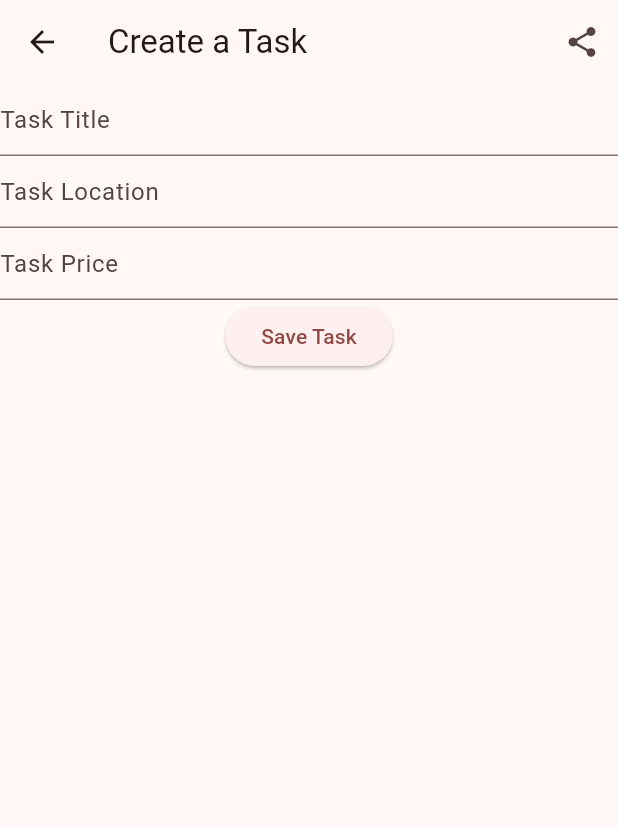
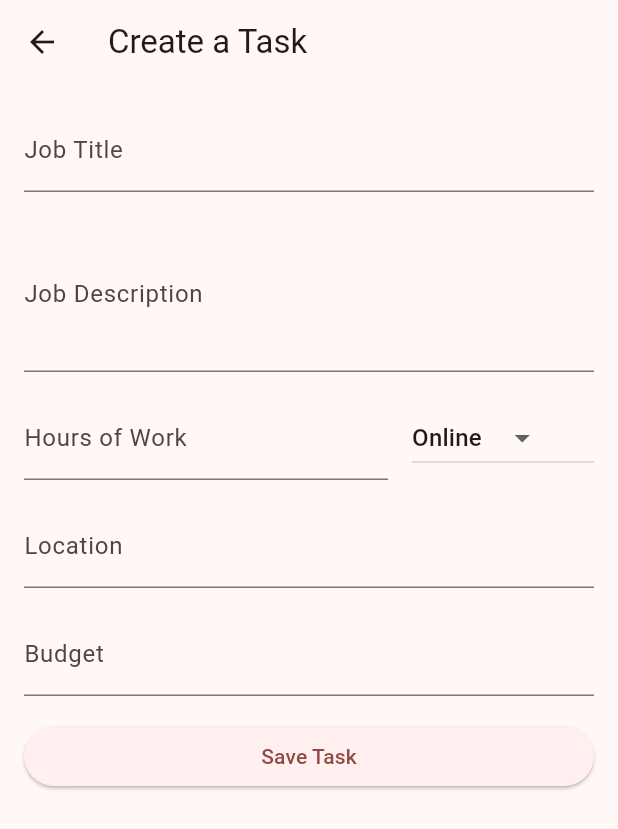
Before and after one commit to alfen-yu/timetrader, a Flutter app: the CRUDTaskView screen opened by its route, on a phone screen of 412 x 824 dp. Shown: the top 829 px of the screen. Run offline on Flutter 3.47's test engine with Material 3 defaults, Android fonts, the light colour scheme and no system bars; our stand-ins replace cloud_firestore, firebase_auth, firebase_core, firebase_storage, image_picker, intl_phone_field and 1 more; accounts and stored records are empty; generated files the repository leaves out were written again.

Commit message:
handling tasks categories

```diff
--- a/lib/services/cloud/cloud_storage_constants.dart
+++ b/lib/services/cloud/cloud_storage_constants.dart
@@ -17,3 +17,8 @@ const statusFieldName = 'status';
 const priceFieldName = 'price';
 const commentsFieldName = 'comments';
 const offersFieldName = 'offers';
+const categoryFieldName = 'category';
+const descriptionFieldName = 'description';
+const hoursFieldName = 'hours';
+const budgetFieldName = 'budget';
+const jobTypeFieldName = 'jobType';
--- a/lib/services/cloud/firebase_cloud_storage.dart
+++ b/lib/services/cloud/firebase_cloud_storage.dart
@@ -113,21 +113,30 @@ class FirebaseCloudStorage {
   Future<CloudTask> createNewTask({
     required String ownerUserId,
     required String title,
+    required String description,
+    required String hours,
     required String location,
+    required int budget,
+    required String jobType,
+    required String? category,
     required bool status,
-    required int price,
   }) async {
     try {
       final document = await tasks.add({
         ownerUserIdFieldName: ownerUserId,
         titleFieldName: title,
+        descriptionFieldName: description,
+        hoursFieldName: hours,
         locationFieldName: location,
+        budgetFieldName: budget,
+        jobTypeFieldName: jobType,
+        categoryFieldName: category,
         statusFieldName: status,
-        priceFieldName: price,
       });
 
       final fetchedTask = await document.get();
-      return CloudTask.fromSnapshot(fetchedTask as QueryDocumentSnapshot<Map<String, dynamic>>);
+      return CloudTask.fromSnapshot(
+          fetchedTask as QueryDocumentSnapshot<Map<String, dynamic>>);
     } catch (e) {
       throw CouldNotCreateTaskException();
     }
@@ -136,22 +145,29 @@ class FirebaseCloudStorage {
   Future<void> updateTask({
     required String documentId,
     required String title,
+    required String description,
+    required String hours,
     required String location,
+    required int budget,
+    required String? category,
     required bool status,
-    required int price,
+    required String jobType,
   }) async {
     try {
       await tasks.doc(documentId).update({
         titleFieldName: title,
+        descriptionFieldName: description,
+        hoursFieldName: hours,
         locationFieldName: location,
+        budgetFieldName: budget,
+        categoryFieldName: category,
         statusFieldName: status,
-        priceFieldName: price,
+        jobTypeFieldName: jobType,
       });
     } catch (e) {
       throw CouldNotUpdateTaskException();
     }
   }
-
 }
 
 // // using snapshots for live changes, get to retrieve the data,
--- a/lib/services/cloud/tasks/cloud_task.dart
+++ b/lib/services/cloud/tasks/cloud_task.dart
@@ -7,25 +7,40 @@ class CloudTask {
   final String taskId;
   final String ownerUserId;
   final String title;
+  final String description;
+  final String hours;
   final String location;
-  final bool status; // true for open, false for closed
-  final int price;
+  final int budget;
+  final String jobType;
+  final String? category;
+  final bool status;
 
   const CloudTask({
     required this.taskId,
     required this.ownerUserId,
     required this.title,
+    required this.description,
+    required this.hours,
     required this.location,
+    required this.budget,
+    required this.jobType,
+    required this.category,
     required this.status,
-    required this.price,
   });
 
-  // gives us the current snapshot of the cloud firestore
-  CloudTask.fromSnapshot(QueryDocumentSnapshot<Map<String, dynamic>> snapshot)
-      : taskId = snapshot.id,
-        ownerUserId = snapshot.data()[ownerUserIdFieldName],
-        title = snapshot.data()[titleFieldName] as String,
-        location = snapshot.data()[locationFieldName],
-        status = snapshot.data()[statusFieldName],
-        price = snapshot.data()[priceFieldName];
+  factory CloudTask.fromSnapshot(DocumentSnapshot<Map<String, dynamic>> snapshot) {
+    final data = snapshot.data();
+    return CloudTask(
+      taskId: snapshot.id,
+      ownerUserId: data?[ownerUserIdFieldName] ?? '',
+      title: data?[titleFieldName] ?? '',
+      description: data?[descriptionFieldName] ?? '',
+      hours: data?[hoursFieldName] ?? '',
+      location: data?[locationFieldName] ?? '',
+      budget: data?[budgetFieldName] ?? 0,
+      jobType: data?[jobTypeFieldName] ?? '',
+      category: data?[categoryFieldName],
+      status: data?[statusFieldName] ?? false,
+    );
+  }
 }
--- a/lib/views/dashboard/tasks_views/crud_task.dart
+++ b/lib/views/dashboard/tasks_views/crud_task.dart
@@ -1,6 +1,5 @@
+import 'package:flutter/material.dart';
 import 'package:timetrader/services/auth/auth_service.dart';
-import 'package:timetrader/utilities/generics/get_arguments.dart';
-import 'package:flutter/material.dart';
 import 'package:timetrader/services/cloud/firebase_cloud_storage.dart';
 import 'package:timetrader/services/cloud/tasks/cloud_task.dart';
 
@@ -15,183 +14,224 @@ class _CRUDTaskViewState extends State<CRUDTaskView> {
   CloudTask? _task;
   late final FirebaseCloudStorage _tasksService;
   late final TextEditingController _titleController;
+  late final TextEditingController _descriptionController;
+  late final TextEditingController _hoursController;
   late final TextEditingController _locationController;
-  late final TextEditingController _priceController;
+  late final TextEditingController _budgetController;
+  String _jobType = 'Online';
+  String? _category;
+  bool _isLoading = false;
 
   @override
   void initState() {
     _tasksService = FirebaseCloudStorage();
     _titleController = TextEditingController();
+    _descriptionController = TextEditingController();
+    _hoursController = TextEditingController();
     _locationController = TextEditingController();
-    _priceController = TextEditingController();
+    _budgetController = TextEditingController();
     super.initState();
   }
 
-  void _deleteEmptyTask() {
+  @override
+  void dispose() {
+    _titleController.dispose();
+    _descriptionController.dispose();
+    _hoursController.dispose();
+    _locationController.dispose();
+    _budgetController.dispose();
+    super.dispose();
+  }
+
+  void _deleteEmptyTask() async {
     final task = _task;
-    if (_titleController.text.isEmpty && task != null) {
-      _tasksService.deleteTask(documentId: task.taskId);
+    if (task != null &&
+        _titleController.text.isEmpty &&
+        _descriptionController.text.isEmpty &&
+        _hoursController.text.isEmpty &&
+        _locationController.text.isEmpty &&
+        _budgetController.text.isEmpty) {
+      await _tasksService.deleteTask(documentId: task.taskId);
     }
   }
 
   void _saveTask() async {
     final task = _task;
     final title = _titleController.text;
+    final description = _descriptionController.text;
+    final hours = _hoursController.text;
+    final jobType = _jobType;
+    final category = _category;
     final location = _locationController.text;
-    final price = int.tryParse(_priceController.text) ?? 0;
+    final budget = int.tryParse(_budgetController.text) ?? 0;
 
-    if (task != null && title.isNotEmpty && location.isNotEmpty) {
+    if (task != null && title.isNotEmpty && description.isNotEmpty) {
       await _tasksService.updateTask(
         documentId: task.taskId,
         title: title,
+        description: description,
+        hours: hours,
+        jobType: jobType,
+        category: category,
+        status: true,
         location: location,
-        status: true,
-        price: price,
+        budget: budget,
       );
-    }
-  }
-
-  void _titleControllerListener() async {
-    final task = _task;
-
-    if (task == null) {
-      return;
     } else {
-      final title = _titleController.text;
-      await _tasksService.updateTask(
-        documentId: task.taskId,
-        title: title,
-        location: task.location,
-        status: task.status,
-        price: task.price,
-      );
-    }
-  }
-
-  void _setupListener() {
-    _titleController.removeListener(_titleControllerListener);
-    _titleController.addListener(_titleControllerListener);
-  }
-
-  Future<CloudTask> createReadUpdateTask(BuildContext context) async {
-    final widgetTask = context.getArgument<CloudTask>();
-    if (widgetTask != null) {
-      _task = widgetTask;
-      _titleController.text = widgetTask.title;
-      _locationController.text = widgetTask.location;
-      _priceController.text = widgetTask.price.toString();
-      return widgetTask;
-    }
-
-    final existingTask = _task;
-    if (existingTask != null) {
-      return existingTask;
-    }
-
       final currentUser = AuthService.firebase().currentUser!;
       final uid = currentUser.id;
       final newTask = await _tasksService.createNewTask(
         ownerUserId: uid,
-      title: '',
-      location: '',
+        title: title,
+        description: description,
+        hours: hours,
+        jobType: jobType,
+        category: category,
         status: true,
-      price: 0,
+        location: location,
+        budget: budget,
       );
       _task = newTask;
-    return newTask;
     }
 
-  @override
-  void dispose() {
     _deleteEmptyTask();
-    _saveTask();
-    _titleController.dispose();
-    _locationController.dispose();
-    _priceController.dispose();
-    super.dispose();
   }
+
+  // Future<CloudTask> createReadUpdateTask(BuildContext context) async {
+  //   final widgetTask = context.getArgument<CloudTask>();
+  //   if (widgetTask != null) {
+  //     _task = widgetTask;
+  //     _titleController.text = widgetTask.title;
+  //     _descriptionController.text = widgetTask.description;
+  //     _hoursController.text = widgetTask.hours;
+  //     _skillsController.text = widgetTask.skills;
+  //     _locationController.text = widgetTask.location;
+  //     _budgetController.text = widgetTask.budget.toString();
+  //     _jobType = widgetTask.jobType;
+  //     _category = widgetTask.category;
+  //     return widgetTask;
+  //   }
+  //   final existingTask = _task;
+  //   if (existingTask != null) {
+  //     return existingTask;
+  //   }
+
+  //   final currentUser = AuthService.firebase().currentUser!;
+  //   final uid = currentUser.id;
+  //   final newTask = await _tasksService.createNewTask(
+  //     ownerUserId: uid,
+  //     title: '',
+  //     description: '',
+  //     hours: '',
+  //     skills: '',
+  //     location: '',
+  //     budget: 0,
+  //     jobType: 'Online',
+  //     category: _category,
+  //     status: true,
+  //   );
+  //   _task = newTask;
+  //   return newTask;
+  // }
 
   @override
   Widget build(BuildContext context) {
+    final args = ModalRoute.of(context)!.settings.arguments as Map?;
+    _category ??= args?['category'];
+
     return Scaffold(
       appBar: AppBar(
         title: const Text('Create a Task'),
-        actions: [
-          IconButton(
-            onPressed: () {},
-            icon: const Icon(Icons.share),
       ),
-        ],
-      ),
-      body: FutureBuilder(
-        future: createReadUpdateTask(context),
-        builder: (context, snapshot) {
-          switch (snapshot.connectionState) {
-            case ConnectionState.done:
-              _setupListener();
-              return Column(
+      body: SingleChildScrollView(
+        padding: const EdgeInsets.all(16.0),
+        child: Column(
+          crossAxisAlignment: CrossAxisAlignment.stretch,
           children: [
             TextField(
               controller: _titleController,
               decoration: const InputDecoration(
-                      hintText: 'Task Title',
+                hintText: 'Job Title',
+                labelText: 'Job Title',
               ),
             ),
+            const SizedBox(height: 16),
+            TextField(
+              controller: _descriptionController,
+              maxLines: 3,
+              decoration: const InputDecoration(
+                hintText: 'Job Description',
+                labelText: 'Job Description',
+              ),
+            ),
+            const SizedBox(height: 16),
+            Row(
+              children: [
+                Expanded(
+                  flex: 2,
+                  child: TextField(
+                    controller: _hoursController,
+                    decoration: const InputDecoration(
+                      hintText: 'Hours of Work',
+                      labelText: 'Hours of Work',
+                    ),
+                    keyboardType: TextInputType.number,
+                  ),
+                ),
+                const SizedBox(width: 16),
+                Expanded(
+                  flex: 1,
+                  child: DropdownButton<String>(
+                    value: _jobType,
+                    items: const [
+                      DropdownMenuItem(value: 'Online', child: Text('Online')),
+                      DropdownMenuItem(
+                          value: 'Physical', child: Text('Physical')),
+                    ],
+                    onChanged: (value) {
+                      setState(() {
+                        _jobType = value!;
+                      });
+                    },
+                  ),
+                ),
+              ],
+            ),
+            const SizedBox(height: 16),
             TextField(
               controller: _locationController,
               decoration: const InputDecoration(
-                      hintText: 'Task Location',
+                hintText: 'Location',
+                labelText: 'Location',
               ),
             ),
+            const SizedBox(height: 16),
             TextField(
-                    controller: _priceController,
+              controller: _budgetController,
               decoration: const InputDecoration(
-                      hintText: 'Task Price',
+                hintText: 'Budget',
+                labelText: 'Budget',
               ),
               keyboardType: TextInputType.number,
             ),
+            const SizedBox(height: 16),
             ElevatedButton(
               onPressed: () async {
-                      final title = _titleController.text;
-                      final location = _locationController.text;
-                      final price = int.tryParse(_priceController.text) ?? 0;
-
-                      if (title.isNotEmpty && location.isNotEmpty) {
-                        if (_task != null) {
-                          await _tasksService.updateTask(
-                            documentId: _task!.taskId,
-                            title: title,
-                            location: location,
-                            status: true,
-                            price: price,
-                          );
-                        } else {
-                          final currentUser = AuthService.firebase().currentUser!;
-                          final uid = currentUser.id;
-                          await _tasksService.createNewTask(
-                            ownerUserId: uid,
-                            title: title,
-                            location: location,
-                            status: true,
-                            price: price,
-                          );
-                        }
+                setState(() {
+                  _isLoading = true;
+                });
+                _saveTask(); // Save task logic moved here
+                setState(() {
+                  _isLoading = false;
+                });
                 if (!context.mounted) return;
                 Navigator.of(context).pop();
-                      } else {
-                        ScaffoldMessenger.of(context).showSnackBar(
-                          const SnackBar(content: Text('All fields must be filled out')),
-                        );
-                      }
               },
               child: const Text('Save Task'),
             ),
+            if (_isLoading) const Center(child: CircularProgressIndicator()),
           ],
-              );
-            default:
-              return const CircularProgressIndicator();
-          }
-        },
+        ),
       ),
     );
   }
--- a/lib/views/dashboard/tasks_views/task_list_view.dart
+++ b/lib/views/dashboard/tasks_views/task_list_view.dart
@@ -125,7 +125,7 @@ class TasksListView extends StatelessWidget {
 
                     const SizedBox(height: 4),
                     Text(
-                      'Rs.${task.price}',
+                      'Rs.${task.budget}',
                       style: const TextStyle(fontSize: 12, color: Colors.lightBlueAccent),
                     ),
                   ],
--- a/lib/views/introduction_screen_view.dart
+++ b/lib/views/introduction_screen_view.dart
@@ -57,7 +57,6 @@ class IntroductionScreenView extends StatelessWidget {
           ),
         ),
         onDone: () {
-          // Handle done action, maybe navigate to another screen
           Navigator.of(context).pushReplacementNamed(loginRoute);
         },
         pages: getPages(),
```
Also changed, not shown: lib/views/dashboard/post_tasks/post_task_view.dart (+10 -1 lines), lib/views/dashboard/tasks_views/tasks_view.dart (+2 -6 lines). Lines whose indentation alone changed are shown as unchanged.
